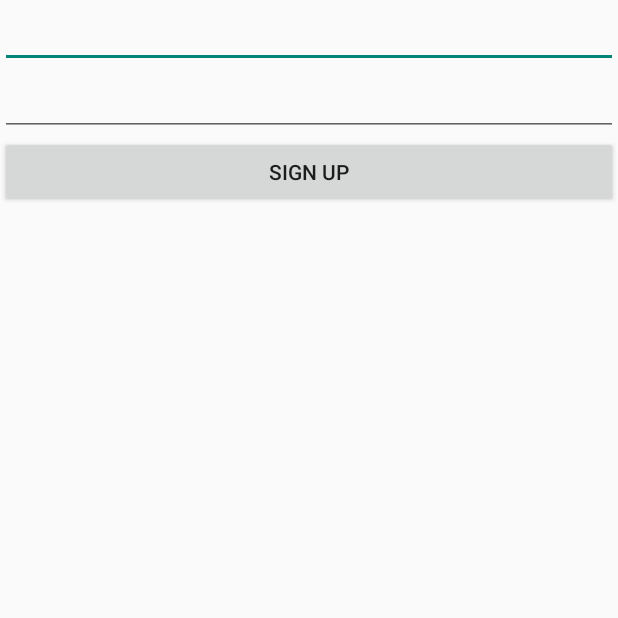
After one commit to thesultanster/Bachata, an Android app: the CreateNewAccount screen opened directly, with no data from a screen before it, on a phone screen of 412 x 824 dp, the top half of it. The commit adds this screen. Run offline under Robolectric (Android 15) with nearby library versions, the light colour scheme and no system bars; our stand-ins replace Firebase (no records; nobody signed in at launch, a user with empty details on screens opened directly).

Commit message:
Sign in and Sign Up creation workflow done

```diff
--- a/app/src/main/AndroidManifest.xml
+++ b/app/src/main/AndroidManifest.xml
@@ -3,7 +3,6 @@
     package="com.meetup.uhoo">
 
     <uses-permission android:name="android.permission.ACCESS_FINE_LOCATION" />
-
 
     <application
         android:allowBackup="true"
@@ -18,7 +17,10 @@
                 <category android:name="android.intent.category.LAUNCHER" />
             </intent-filter>
         </activity>
-        <activity android:name=".people_nearby.PeopleNearby"></activity>
+        <activity android:name=".people_nearby.PeopleNearby" />
+        <activity android:name=".credentials.CreateNewAccount" />
+        <activity android:name=".credentials.SignIn" />
+        <activity android:name=".profile.SimpleProfileInfo"></activity>
     </application>
 
 </manifest>
--- /dev/null
+++ b/app/src/main/java/com/meetup/uhoo/credentials/CreateNewAccount.java
@@ -0,0 +1,152 @@
+package com.meetup.uhoo.credentials;
+
+import android.content.Intent;
+import android.support.annotation.NonNull;
+import android.support.v7.app.AppCompatActivity;
+import android.os.Bundle;
+import android.util.Log;
+import android.view.View;
+import android.widget.Button;
+import android.widget.EditText;
+import android.widget.Toast;
+
+import com.google.android.gms.tasks.OnCompleteListener;
+import com.google.android.gms.tasks.OnSuccessListener;
+import com.google.android.gms.tasks.Task;
+import com.google.firebase.auth.AuthCredential;
+import com.google.firebase.auth.AuthResult;
+import com.google.firebase.auth.EmailAuthProvider;
+import com.google.firebase.auth.FirebaseAuth;
+import com.google.firebase.auth.FirebaseUser;
+import com.google.firebase.database.FirebaseDatabase;
+import com.meetup.uhoo.R;
+import com.meetup.uhoo.people_nearby.PeopleNearby;
+import com.meetup.uhoo.profile.SimpleProfileInfo;
+
+public class CreateNewAccount extends AppCompatActivity {
+
+    Button signUpButton;
+    EditText emailEditText;
+    EditText passwordEditText;
+
+    private FirebaseAuth.AuthStateListener mAuthListener;
+    private FirebaseAuth mAuth;
+
+
+    @Override
+    protected void onCreate(Bundle savedInstanceState) {
+        super.onCreate(savedInstanceState);
+        setContentView(R.layout.activity_create_new_account);
+
+        // Get Current user Authentication
+        mAuth = FirebaseAuth.getInstance();
+
+        // Inflate variables
+        signUpButton = (Button) findViewById(R.id.signUpButton);
+        emailEditText = (EditText) findViewById(R.id.emailEditText);
+        passwordEditText = (EditText) findViewById(R.id.passwordEditText);
+
+        signUpButton.setOnClickListener(new View.OnClickListener() {
+            @Override
+            public void onClick(View view) {
+
+                /*
+                mAuth.createUserWithEmailAndPassword(emailEditText.getText().toString(), passwordEditText.getText().toString())
+                        .addOnCompleteListener(CreateNewAccount.this, new OnCompleteListener<AuthResult>() {
+                            @Override
+                            public void onComplete(@NonNull Task<AuthResult> task) {
+                                Log.d("auth", "createUserWithEmail:onComplete:" + task.isSuccessful());
+
+                                // If sign in fails, display a message to the user. If sign in succeeds
+                                // the auth state listener will be notified and logic to handle the
+                                // signed in user can be handled in the listener.
+                                if (!task.isSuccessful()) {
+                                    Toast.makeText(CreateNewAccount.this, "auth fail",
+                                            Toast.LENGTH_SHORT).show();
+                                }
+
+                                // ...
+                            }
+                        });
+                */
+
+                // Create new credential for Email/Password
+                AuthCredential credential = EmailAuthProvider.getCredential(
+                        emailEditText.getText().toString(),
+                        passwordEditText.getText().toString());
+
+                // Link Credential with existing anonymous user
+                mAuth.getCurrentUser().linkWithCredential(credential)
+                        .addOnCompleteListener(CreateNewAccount.this, new OnCompleteListener<AuthResult>() {
+                            @Override
+                            public void onComplete(@NonNull Task<AuthResult> task) {
+                                Log.d("auth", "linkWithCredential:onComplete:" + task.isSuccessful());
+
+                                // If sign in fails, display a message to the user. If sign in succeeds
+                                // the auth state listener will be notified and logic to handle the
+                                // signed in user can be handled in the listener.
+                                if (!task.isSuccessful()) {
+                                    Toast.makeText(CreateNewAccount.this, "Authentication failed.",
+                                            Toast.LENGTH_SHORT).show();
+                                } else {
+                                    Toast.makeText(CreateNewAccount.this, "Profile Created!", Toast.LENGTH_SHORT).show();
+                                    FirebaseDatabase.getInstance().getReference().child("users")
+                                            .child(FirebaseAuth.getInstance().getCurrentUser().getUid())
+                                            .setValue(new User())
+                                            .addOnSuccessListener(new OnSuccessListener<Void>() {
+                                                @Override
+                                                public void onSuccess(Void aVoid) {
+                                                    Intent intent = new Intent(CreateNewAccount.this, SimpleProfileInfo.class);
+                                                    startActivity(intent);
+                                                }
+                                            });
+                                }
+
+                            }
+                        });
+
+            }
+
+
+
+        });
+
+
+        // Check authentication states if user is signed in or out
+        mAuthListener = new FirebaseAuth.AuthStateListener() {
+            @Override
+            public void onAuthStateChanged(@NonNull FirebaseAuth firebaseAuth) {
+                FirebaseUser user = firebaseAuth.getCurrentUser();
+                if (user != null) {
+                    // User is signed in
+                    Log.d("auth", "CreateNewAccount onAuthStateChanged:signed_in:" + user.getUid());
+                    //Intent intent = new Intent(CreateNewAccount.this, SimpleProfileInfo.class);
+                    //startActivity(intent);
+                } else {
+                    // User is signed out
+                    Log.d("auth", "CreateNewAccount onAuthStateChanged:signed_out");
+                }
+                // ...
+            }
+        };
+    }
+
+
+
+
+    @Override
+    public void onStart() {
+        super.onStart();
+        mAuth.addAuthStateListener(mAuthListener);
+    }
+
+    @Override
+    public void onStop() {
+        super.onStop();
+        if (mAuthListener != null) {
+            mAuth.removeAuthStateListener(mAuthListener);
+        }
+    }
+
+
+}
--- a/app/src/main/java/com/meetup/uhoo/people_nearby/PeopleNearby.java
+++ b/app/src/main/java/com/meetup/uhoo/people_nearby/PeopleNearby.java
@@ -55,7 +55,7 @@ public class PeopleNearby extends NavigationDrawerFramework {
                 if (location != null) {
                     System.out.println(String.format("The location for key %s is [%f,%f]", key, location.latitude, location.longitude));
 
-                    // Given Manual Location, query for changes in all object in a 0.6k radius
+                    // Given Manual Location, query for changes in all object in a 0.6ki radius
                     GeoQuery geoQuery = geoFire.queryAtLocation(location, 0.6);
                     geoQuery.addGeoQueryEventListener(new GeoQueryEventListener() {
                         @Override
--- /dev/null
+++ b/app/src/main/res/layout/activity_create_new_account.xml
@@ -0,0 +1,28 @@
+<?xml version="1.0" encoding="utf-8"?>
+<LinearLayout xmlns:android="http://schemas.android.com/apk/res/android"
+    xmlns:tools="http://schemas.android.com/tools"
+    android:layout_width="match_parent"
+    android:layout_height="match_parent"
+    android:orientation="vertical"
+    tools:context="com.meetup.uhoo.credentials.CreateNewAccount">
+
+    <EditText
+        android:id="@+id/emailEditText"
+        android:layout_width="match_parent"
+        android:layout_height="wrap_content"
+        android:inputType="textEmailAddress"/>
+
+    <EditText
+        android:id="@+id/passwordEditText"
+        android:layout_width="match_parent"
+        android:layout_height="wrap_content"
+        android:inputType="textPassword"/>
+
+    <Button
+        android:id="@+id/signUpButton"
+        android:layout_width="match_parent"
+        android:layout_height="wrap_content"
+        android:text="Sign Up"/>
+
+
+</LinearLayout>
--- a/app/src/main/res/layout/framework_navigation_drawer.xml
+++ b/app/src/main/res/layout/framework_navigation_drawer.xml
@@ -138,7 +138,7 @@
                     android:layout_width="0dp"
                     android:layout_height="wrap_content"
                     android:layout_weight="2"
-                    android:hint="Comments, suggestions...\n email: hello@scholarly.us"
+                    android:hint="Comments, suggestions...\n"
                     android:imeOptions="actionDone"
                     android:singleLine="true"
                     android:textSize="12sp" />
--- a/app/src/main/res/menu/menu_drawer.xml
+++ b/app/src/main/res/menu/menu_drawer.xml
@@ -1,6 +1,10 @@
 <menu xmlns:android="http://schemas.android.com/apk/res/android">
     <!-- group with single selected item so only one item is highlighted in the nav menu -->
     <group android:checkableBehavior="single">
+
+        <item
+            android:id="@+id/profile"
+            android:title="Profile"/>
 
         <item
             android:id="@+id/meet_people"
```
Also changed, not shown: app/src/main/java/com/meetup/uhoo/credentials/SignIn.java (added, +127 -0 lines), app/src/main/java/com/meetup/uhoo/credentials/User.java (added, +39 -0 lines), app/src/main/java/com/meetup/uhoo/people_nearby/PeopleNearbyRecyclerInfo.java (+11 -0 lines), app/src/main/java/com/meetup/uhoo/profile/SimpleProfileInfo.java (added, +60 -0 lines), app/src/main/java/com/meetup/uhoo/util/FindLocation.java (+10 -9 lines), app/src/main/java/com/meetup/uhoo/util/NavigationDrawerFramework.java (+41 -5 lines), app/src/main/res/layout/activity_sign_in.xml (added, +44 -0 lines), app/src/main/res/layout/activity_simple_profile_info.xml (added, +55 -0 lines), app/src/main/res/menu/signed_in_user_toolbar.xml (added, +7 -0 lines).
